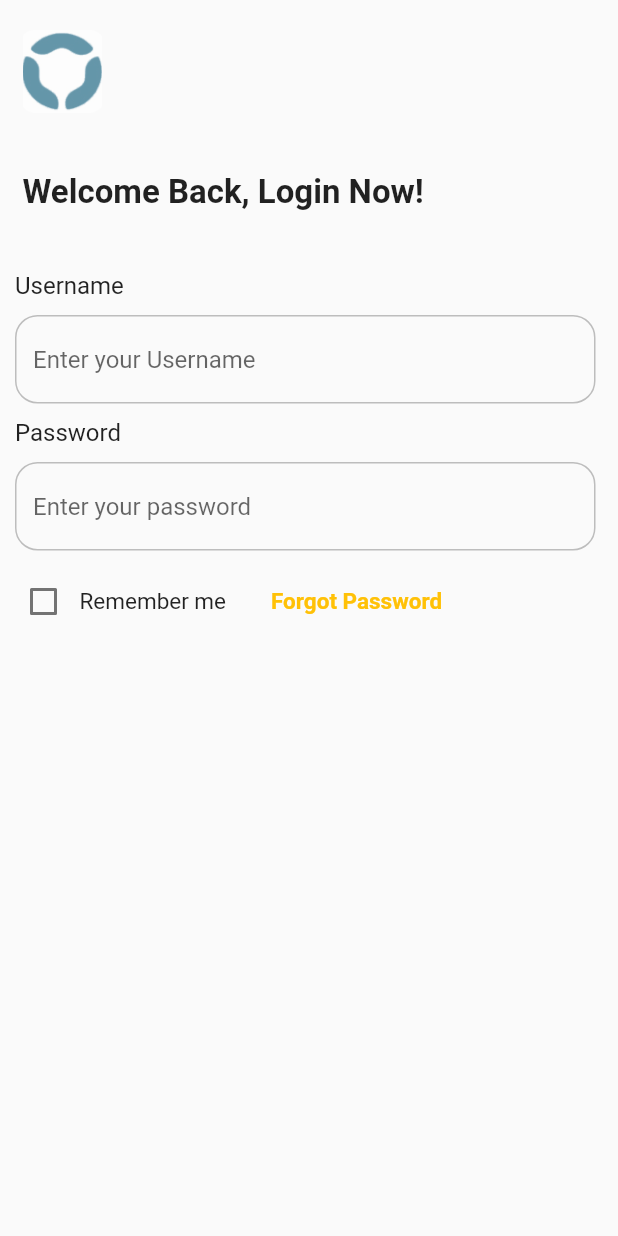
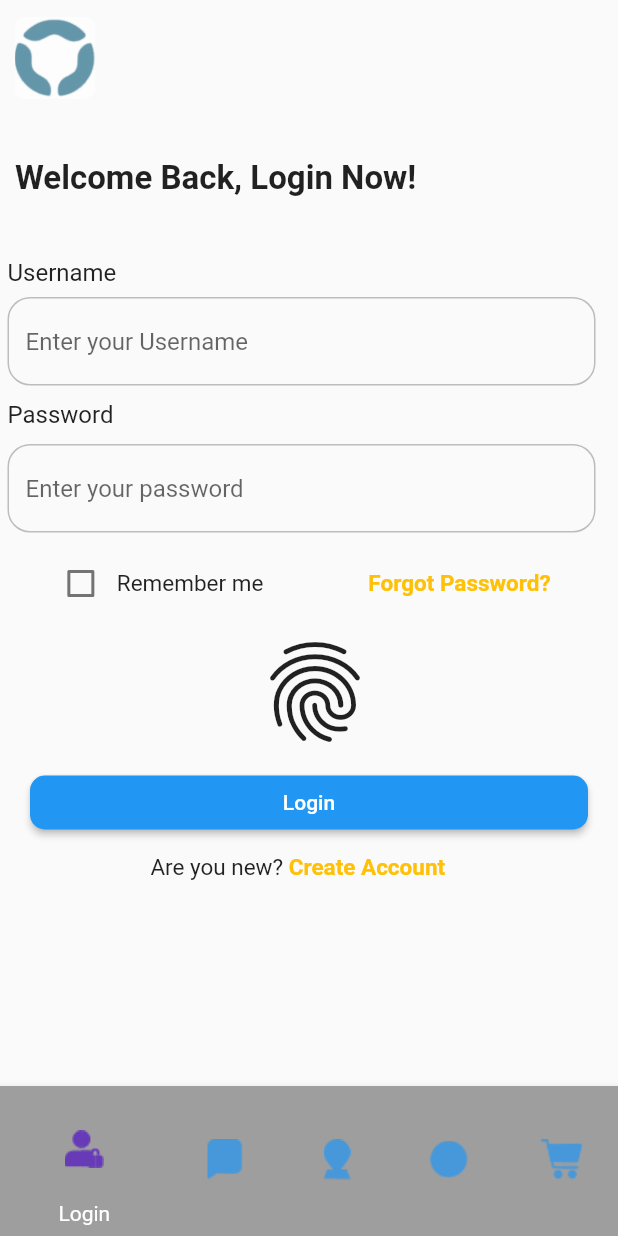
Before and after one commit to mfodat/flutter_app, a Flutter app: the screen it shows after launch, on a phone screen of 412 x 824 dp. Run offline on Flutter 3.47's test engine with Material 2 defaults, Android fonts, the light colour scheme and no system bars; our stand-ins replace dio, local_auth, shared_preferences, sqflite; accounts and stored records are empty.

Commit message:
loginPage

```diff
--- a/lib/main.dart
+++ b/lib/main.dart
@@ -1,6 +1,8 @@
 import 'package:flutter/material.dart';
 import 'package:flutter/services.dart';
 import 'package:local_auth/local_auth.dart';
+
+import 'widgets/bottom_navigation_bar.dart';
 
 void main() => runApp(MyApp());
 
@@ -31,13 +33,15 @@ class _MyHomePageState extends State<MyHomePage> {
   Widget build(BuildContext context) {
     return SafeArea(
       child: Scaffold(
-        body: Padding(
-          padding: const EdgeInsets.only(left: 5.0, top: 10.0),
-          child: Column(mainAxisAlignment: MainAxisAlignment.start, children: [
+        body: SingleChildScrollView(
+          child: Padding(
+            padding: const EdgeInsets.only(left: 0.0, top: 1.0),
+            child:
+                Column(mainAxisAlignment: MainAxisAlignment.start, children: [
               Container(
                 alignment: Alignment.centerLeft,
                 // color: Colors.red,
-              padding: const EdgeInsets.only(left:10.0, top: 10.0),
+                padding: const EdgeInsets.only(left: 10.0, top: 10.0),
                 child: Hero(
                   tag: 'test',
                   child: Image(
@@ -68,17 +72,19 @@ class _MyHomePageState extends State<MyHomePage> {
                 width: double.infinity,
                 child: Text(
                   'Username',
-                style: TextStyle(fontSize: 16.0, fontWeight: FontWeight.normal),
+                  style:
+                      TextStyle(fontSize: 16.0, fontWeight: FontWeight.normal),
                   textAlign: TextAlign.start,
                 ),
               ),
               SizedBox(
-              height: 5,
+                height: 2,
               ),
               Container(
                 width: double.infinity,
                 // color: Colors.red,
-              padding: const EdgeInsets.only(left: 5.0, right: 15.0, top: 5.0),
+                padding:
+                    const EdgeInsets.only(left: 5.0, right: 15.0, top: 5.0),
                 child: TextField(
                   decoration: InputDecoration(
                     hintText: 'Enter your Username',
@@ -104,7 +110,8 @@ class _MyHomePageState extends State<MyHomePage> {
                 width: double.infinity,
                 child: Text(
                   'Password',
-                style: TextStyle(fontSize: 16.0, fontWeight: FontWeight.normal),
+                  style:
+                      TextStyle(fontSize: 16.0, fontWeight: FontWeight.normal),
                   textAlign: TextAlign.start,
                 ),
               ),
@@ -114,7 +121,8 @@ class _MyHomePageState extends State<MyHomePage> {
               Container(
                 width: double.infinity,
                 // color: Colors.red,
-              padding: const EdgeInsets.only(left: 5.0, right: 15.0, top: 5.0),
+                padding:
+                    const EdgeInsets.only(left: 5.0, right: 15.0, top: 5.0),
                 child: TextField(
                   decoration: InputDecoration(
                     hintText: 'Enter your password',
@@ -140,10 +148,11 @@ class _MyHomePageState extends State<MyHomePage> {
               Container(
                 width: double.infinity,
                 //color: Colors.red,
-               padding: const EdgeInsets.only(left: 0.0,right: 15.0, top: 5.0),
+                padding:
+                    const EdgeInsets.only(left: 0.0, right: 15.0, top: 5.0),
                 // margin: const EdgeInsets.only(left: 00.0, right: 15.0, top: 5.0),
                 child: Row(
-                mainAxisAlignment: MainAxisAlignment.start,
+                  mainAxisAlignment: MainAxisAlignment.center,
                   children: <Widget>[
                     Checkbox(
                       checkColor: Colors.greenAccent,
@@ -162,9 +171,76 @@ class _MyHomePageState extends State<MyHomePage> {
                       textAlign: TextAlign.start,
                     ),
                     SizedBox(
-                    width: 30.0,
+                      width: 70.0,
                     ),
-                  Text('Forgot Password',
+                    Text('Forgot Password?',
+                        style: TextStyle(
+                          fontSize: 15.0,
+                          color: Colors.amber,
+                          fontWeight: FontWeight.bold,
+                        ),
+                        textAlign: TextAlign.start),
+                  ],
+                ),
+              ),
+              Row(
+                mainAxisAlignment: MainAxisAlignment.center,
+                children: [
+                  Container(
+                    //height: 30.0,
+                    //  alignment: Alignment.center,
+                    //   color: Colors.red,
+                    padding: const EdgeInsets.only(right: 40.0, top: 0.0),
+                    child: IconButton(
+                      onPressed: (){},
+                      icon: new Icon(
+                        Icons.fingerprint,
+                        size: 80.0,
+                      ),
+                    ),
+                  ),
+                ],
+              ),
+              SizedBox(
+                height: 50.0,
+              ),
+              Container(
+                width: double.infinity,
+                //  height: 30.0,
+                padding: const EdgeInsets.only(right: 20.0, left: 20.0),
+                // color: Colors.green,
+                child: RaisedButton(
+                  child: Text('Login'),
+                  onPressed: () {},
+                  shape: RoundedRectangleBorder(
+                    borderRadius: BorderRadius.circular(10),
+                  ),
+                  padding:
+                      EdgeInsets.symmetric(horizontal: 30.0, vertical: 8.0),
+                  color: Theme.of(context).primaryColor,
+                  textColor: Theme.of(context).primaryTextTheme.button.color,
+                ),
+              ),
+                  SizedBox(
+                    height: 10.0,
+                  ),
+                  Container(
+                    width: double.infinity,
+                  //  color: Colors.red,
+                    padding:
+                    const EdgeInsets.only(left: 0.0, right: 15.0, top: 0.0),
+                    // margin: const EdgeInsets.only(left: 00.0, right: 15.0, top: 5.0),
+                    child: Row(
+                      mainAxisAlignment: MainAxisAlignment.center,
+                      children: <Widget>[
+                        //
+                        Text(
+                          'Are you new? ',
+                          style: TextStyle(fontSize: 15.0),
+                          textAlign: TextAlign.start,
+                        ),
+
+                        Text('Create Account',
                             style: TextStyle(
                               fontSize: 15.0,
                               color: Colors.amber,
@@ -177,6 +253,8 @@ class _MyHomePageState extends State<MyHomePage> {
             ]),
           ),
         ),
+        bottomNavigationBar: MedicalPolicesBottomNavigationBar(),
+      ),
     );
   }
 }
--- a/lib/widgets/bottom_navigation_bar.dart
+++ b/lib/widgets/bottom_navigation_bar.dart
@@ -1,106 +1,109 @@
 import 'package:flutter/material.dart';
 import '../screens/show_history_screen.dart';
 
-const Color imageIconColor = Colors.white;
-const Color barItemBGColor= Colors.red;
-const Color barBgColor = Colors.blueGrey;
-const double imageSize = 30;
-const double fontSize = 10;
+const Color imageIconColor = Colors.blue;
+  const Color barItemBGColor =Colors.grey;
+const Color barBgColor =  Colors.red;
+const double imageSize = 70;
+const double fontSize = 20;
 
-class MedicalPolicesBottomNavigationBar extends StatelessWidget {
+class MedicalPolicesBottomNavigationBar extends StatefulWidget {
+
+  @override
+  _MedicalPolicesBottomNavigationBarState createState() => _MedicalPolicesBottomNavigationBarState();
+}
+
+class _MedicalPolicesBottomNavigationBarState extends State<MedicalPolicesBottomNavigationBar> {
+  int currentTab=0;
   @override
   Widget build(BuildContext context) {
     return BottomNavigationBar(
-
         items: const <BottomNavigationBarItem>[
           BottomNavigationBarItem(
+            activeIcon: ImageIcon(
+              AssetImage("images/group.png"),
+              color: Colors.deepPurple,
+              size: imageSize,
 
+            ),
             icon: ImageIcon(
-              AssetImage("images/telemedicine.png"),
-              color: imageIconColor,
+              AssetImage("images/group.png"),
+              color: Colors.green,
               size: imageSize,
             ),
             // label: 'telemedicine',
-            title: Text('telemedicine',style: TextStyle(fontSize: fontSize),),
+            title: Text(
+              'Login',
+              style: TextStyle(fontSize: fontSize, color: Colors.black),
+            ),
+
             backgroundColor: barItemBGColor,
           ),
           BottomNavigationBarItem(
 
             icon: ImageIcon(
-              AssetImage("images/my_claim.png"),
+              AssetImage("images/request.png"),
               color: imageIconColor,
               size: imageSize,
             ),
             // label: 'Approvals',
-            title: Text('Approvals',style: TextStyle(fontSize: fontSize),),
+            title: Text(
+              'request',
+              style: TextStyle(fontSize: fontSize),
+            ),
             backgroundColor: barItemBGColor,
           ),
           BottomNavigationBarItem(
             icon: ImageIcon(
-              AssetImage("images/policy_dwaee.png"),
+              AssetImage("images/location.png"),
               color: imageIconColor,
               size: imageSize,
             ),
             //   label: 'dwaee',
-            title: Text('dwaee',style: TextStyle(fontSize: fontSize),),
+            title: Text(
+              'location',
+              style: TextStyle(fontSize: fontSize),
+            ),
             backgroundColor: barItemBGColor,
           ),
           BottomNavigationBarItem(
             icon: ImageIcon(
-              AssetImage("images/policy_eligibility.png"),
+              AssetImage("images/customer_service.png"),
               color: imageIconColor,
               size: imageSize,
             ),
             //  label: 'Eligibility',
-            title: Text('Eligibility',style: TextStyle(fontSize: fontSize),),
+            title: Text(
+              'Contact us',
+              style: TextStyle(fontSize: fontSize),
+            ),
             backgroundColor: barItemBGColor,
           ),
           BottomNavigationBarItem(
             icon: ImageIcon(
-              AssetImage("images/policy_benefits.png"),
+              AssetImage("images/cart.png"),
               color: imageIconColor,
               size: imageSize,
             ),
             // label: 'Benefits',
-            title: Text('Benefits',style: TextStyle(fontSize: fontSize),),
+            title: Text(
+              'cart',
+              style: TextStyle(fontSize: fontSize),
+            ),
             backgroundColor: barItemBGColor,
           ),
-          BottomNavigationBarItem(
-            icon: ImageIcon(
-              AssetImage("images/policy_provider.png"),
-              color: imageIconColor,
-              size: imageSize,
-            ),
-            //label: 'provider',
-            title: Text('provider',style: TextStyle(fontSize: fontSize),),
-            backgroundColor: barItemBGColor ,
-          ),
-          BottomNavigationBarItem(
-            icon: ImageIcon(
-              AssetImage("images/policy_reimburse.png"),
-              color: imageIconColor,
-              size: imageSize,
-            ),
-            //label: 'reimburse',
-            title: Text('reimburse',style: TextStyle(fontSize: fontSize),),
+        ],
+       backgroundColor: barBgColor,
+        type: BottomNavigationBarType.shifting,
+        currentIndex: currentTab,
 
-            backgroundColor: imageIconColor,
-          )
-        ],
-        backgroundColor:barBgColor ,
-        type: BottomNavigationBarType.fixed,
-        currentIndex: 1,
         selectedItemColor: Colors.white,
-        unselectedItemColor: Colors.white,
+        unselectedItemColor: Colors.deepPurple,
         iconSize: 40,
         onTap: (int index) {
-          Navigator.push(
-            context,
-            new MaterialPageRoute(builder: (context) {
-              return ShowHistoryScreen();
-            }),
-          );
-
+          setState(() {
+            currentTab = index;
+          });
         },
         elevation: 5);
   }
--- /dev/null
+++ b/lib/widgets/fab_bottom_app_bar.dart
@@ -0,0 +1,35 @@
+import 'package:flutter/material.dart';
+import './custom.dart';
+
+const Color imageIconColor = Colors.blue;
+const Color barItemBGColor =Colors.grey;
+const Color barBgColor =  Colors.red;
+const double imageSize = 70;
+const double fontSize = 20;
+
+class MedicalPolicesBottomNavigationBar extends StatefulWidget {
+
+  @override
+  _MedicalPolicesBottomNavigationBarState createState() => _MedicalPolicesBottomNavigationBarState();
+}
+
+class _MedicalPolicesBottomNavigationBarState extends State<MedicalPolicesBottomNavigationBar> {
+  int currentTab=0;
+  @override
+  Widget build(BuildContext context) {
+    return FABBottomAppBar(
+      centerItemText: 'test',
+      color: Colors.grey,
+      backgroundColor: Colors.white,
+      selectedColor: Colors.red,
+      notchedShape: CircularNotchedRectangle(),
+      onTabSelected: (int i) {} ,
+      items: [
+        FABBottomAppBarItem(iconData: Icons.home, text: 'home'),
+        FABBottomAppBarItem(iconData: Icons.search, text: 'search'),
+        FABBottomAppBarItem(iconData: Icons.account_circle, text: 'account'),
+        FABBottomAppBarItem(iconData: Icons.more_horiz, text: 'more'),
+      ],
+    );
+  }
+}
--- a/pubspec.yaml
+++ b/pubspec.yaml
@@ -63,6 +63,11 @@ flutter:
     - assets/images/MD.png
     - assets/images/MD.jpg
     - images/
+    - images/group.png
+    - images/cart.png
+    - images/customer_service.png
+    - images/location.png
+    - images/request.png
     - images/icon1.png
     - images/icon2x.png
     - images/icon3x.png
```
Also changed, not shown: lib/screens/auth_screen.dart (+5 -5 lines), lib/widgets/bottom_navigation_bar2.dart (added, +107 -0 lines), lib/widgets/custom.dart (added, +116 -0 lines), images/cart.png (added), images/customer_service.png (added), images/group.png (added), images/location.png (added), images/request.png (added). Lines whose indentation alone changed are shown as unchanged.
